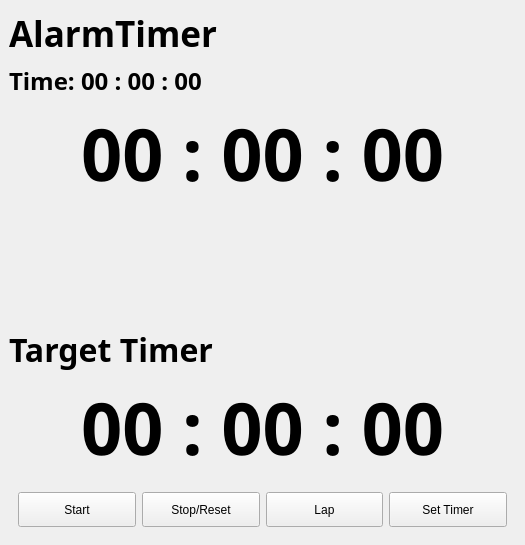
Above: MainApp/QWidgets/mainwindow.ui from ngee044/AlarmTimer before the change. Below: the same form after it.
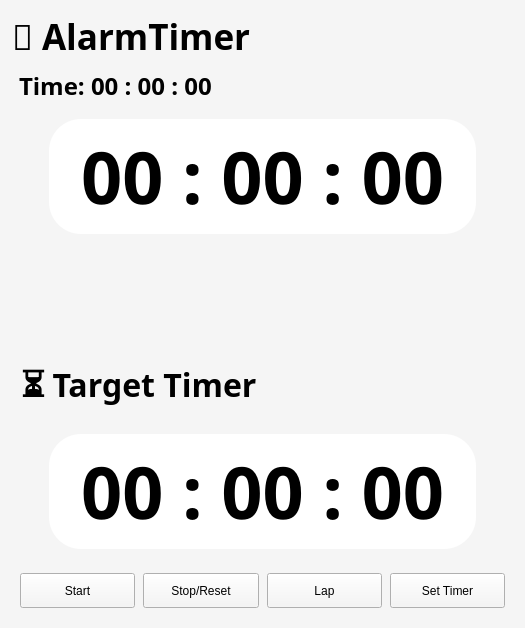
That is the form after the change.

Commit message: Update main window styles

The edit to the form file:
```diff
--- a/MainApp/QWidgets/mainwindow.ui
+++ b/MainApp/QWidgets/mainwindow.ui
@@ -7,26 +7,49 @@
     <x>0</x>
     <y>0</y>
     <width>525</width>
-    <height>471</height>
+    <height>628</height>
    </rect>
   </property>
   <property name="windowTitle">
    <string>MainWindow</string>
   </property>
+  <property name="styleSheet">
+   <string notr="true">background-color:#f5f5f5</string>
+  </property>
   <widget class="QWidget" name="centralwidget">
    <layout class="QVBoxLayout" name="verticalLayout" stretch="1,0,3,3,3,9,1">
+    <property name="spacing">
+     <number>8</number>
+    </property>
+    <property name="leftMargin">
+     <number>12</number>
+    </property>
+    <property name="topMargin">
+     <number>12</number>
+    </property>
+    <property name="rightMargin">
+     <number>12</number>
+    </property>
+    <property name="bottomMargin">
+     <number>12</number>
+    </property>
     <item>
      <widget class="QLabel" name="label">
+      <property name="sizePolicy">
+       <sizepolicy hsizetype="Fixed" vsizetype="Preferred">
+        <horstretch>0</horstretch>
+        <verstretch>0</verstretch>
+       </sizepolicy>
+      </property>
       <property name="font">
        <font>
         <family>Adobe Arabic</family>
         <pointsize>26</pointsize>
-        <weight>75</weight>
         <bold>true</bold>
        </font>
       </property>
       <property name="text">
-       <string>AlarmTimer</string>
+       <string>⏰ AlarmTimer</string>
       </property>
      </widget>
     </item>
@@ -36,10 +59,12 @@
        <font>
         <family>Adobe Arabic</family>
         <pointsize>18</pointsize>
-        <weight>75</weight>
         <bold>true</bold>
        </font>
       </property>
+      <property name="styleSheet">
+       <string notr="true">padding-bottom:8px</string>
+      </property>
       <property name="text">
        <string>Time: 00 : 00 : 00</string>
       </property>
@@ -47,16 +72,18 @@
     </item>
     <item>
      <layout class="QVBoxLayout" name="verticalLayout_2" stretch="1,9">
-      <item>
+      <item alignment="Qt::AlignmentFlag::AlignHCenter">
        <widget class="QLabel" name="CurrentTime">
         <property name="font">
          <font>
           <family>Adobe Arabic</family>
           <pointsize>54</pointsize>
-          <weight>75</weight>
           <bold>true</bold>
          </font>
         </property>
+        <property name="styleSheet">
+         <string notr="true">background-color:#ffffff; border-radius:32; padding:8px 32px</string>
+        </property>
         <property name="text">
          <string>00 : 00 : 00</string>
         </property>
@@ -148,16 +175,24 @@
     </item>
     <item>
      <widget class="QLabel" name="label_target_timer_title">
+      <property name="sizePolicy">
+       <sizepolicy hsizetype="Preferred" vsizetype="Fixed">
+        <horstretch>0</horstretch>
+        <verstretch>0</verstretch>
+       </sizepolicy>
+      </property>
       <property name="font">
        <font>
         <family>Adobe Arabic</family>
         <pointsize>24</pointsize>
-        <weight>75</weight>
         <bold>true</bold>
        </font>
       </property>
+      <property name="styleSheet">
+       <string notr="true">padding-bottom:8px</string>
+      </property>
       <property name="text">
-       <string>Target Timer </string>
+       <string>⏳ Target Timer </string>
       </property>
       <property name="textFormat">
        <enum>Qt::AutoText</enum>
@@ -167,16 +202,24 @@
       </property>
      </widget>
     </item>
-    <item>
+    <item alignment="Qt::AlignmentFlag::AlignHCenter">
      <widget class="QLabel" name="TargetTime">
+      <property name="sizePolicy">
+       <sizepolicy hsizetype="Preferred" vsizetype="Fixed">
+        <horstretch>0</horstretch>
+        <verstretch>0</verstretch>
+       </sizepolicy>
+      </property>
       <property name="font">
        <font>
         <family>Adobe Arabic</family>
         <pointsize>54</pointsize>
-        <weight>75</weight>
         <bold>true</bold>
        </font>
       </property>
+      <property name="styleSheet">
+       <string notr="true">background-color:#ffffff; border-radius:32; padding:8px 32px</string>
+      </property>
       <property name="text">
        <string>00 : 00 : 00</string>
       </property>
@@ -204,6 +247,21 @@
     <item>
      <widget class="QWidget" name="widget_3" native="true">
       <layout class="QHBoxLayout" name="horizontalLayout_2">
+       <property name="spacing">
+        <number>8</number>
+       </property>
+       <property name="leftMargin">
+        <number>8</number>
+       </property>
+       <property name="topMargin">
+        <number>8</number>
+       </property>
+       <property name="rightMargin">
+        <number>8</number>
+       </property>
+       <property name="bottomMargin">
+        <number>8</number>
+       </property>
        <item>
         <widget class="QPushButton" name="StartButton">
          <property name="minimumSize">
```
Left out of the diff: 14 changed lines with no effect on the pictures.
